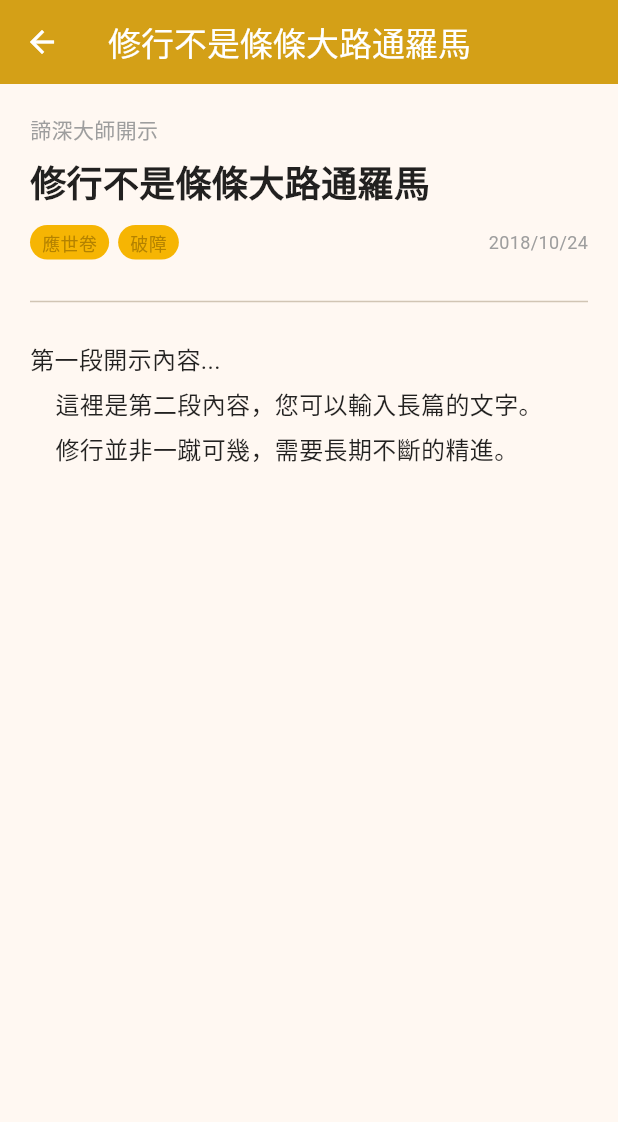
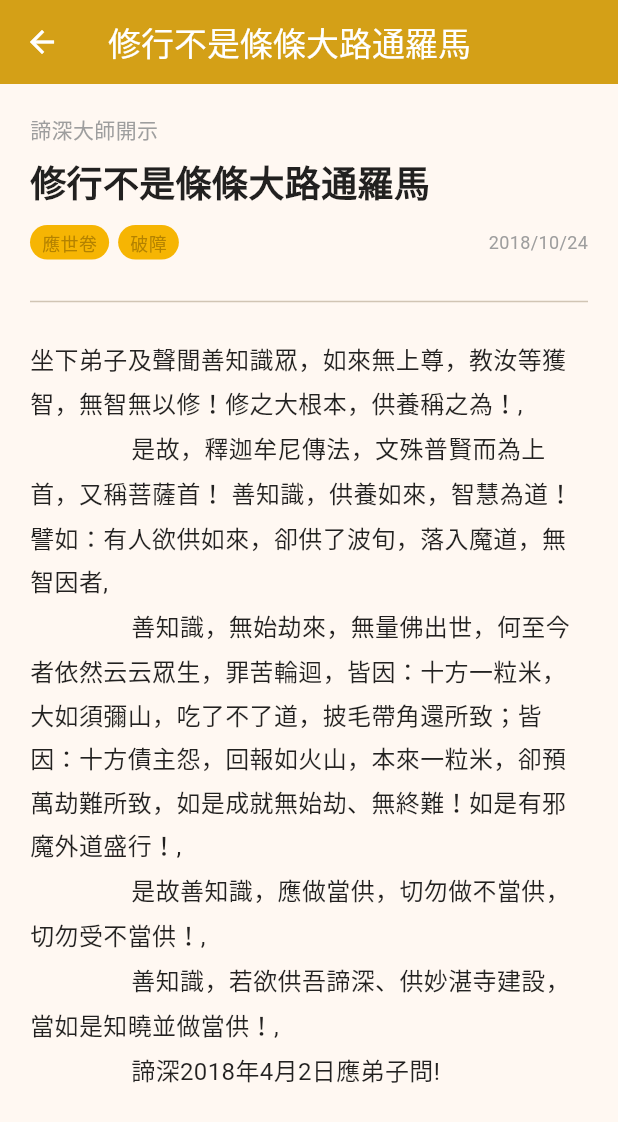
Before and after one commit to lxethanchen-gif/Sumeru_App, a Flutter app: the TeachingDetailPage screen opened directly with sample values from the repository, on a phone screen of 412 x 824 dp. Shown: the top 1122 px of the screen. Run offline on Flutter 3.47's test engine with Material 3 defaults, Android fonts, the phone set to English and light mode, and no system bars; our stand-ins replace youtube_player_flutter; network calls fail.

Commit message:
sixth commit

```diff
--- /dev/null
+++ b/lib/assets/cards.json
@@ -0,0 +1,50 @@
+{
+    "items": [
+        {
+            "id": 1,
+            "title": "智慧供養應當學1",
+            "subtitle": "諦深大師開示",
+            "tag": "應世卷",
+            "subtag": "供養",
+            "date": "2018/04/02",
+            "content": [
+                "坐下弟子及聲聞善知識眾，如來無上尊，教汝等獲智，無智無以修！修之大根本，供養稱之為！",
+                "是故，釋迦牟尼傳法，文殊普賢而為上首，又稱菩薩首！ 善知識，供養如來，智慧為道！譬如：有人欲供如來，卻供了波旬，落入魔道，無智因者！",
+                "善知識，無始劫來，無量佛出世，何至今者依然云云眾生，罪苦輪迴，皆因：十方一粒米，大如須彌山，吃了不了道，披毛帶角還所致；皆因：十方債主怨，回報如火山，本來一粒米，卻預萬劫難所致，如是成就無始劫、無終難！如是有邪魔外道盛行！",
+                "是故善知識，應做當供，切勿做不當供，切勿受不當供！",
+                "善知識，若欲供吾諦深、供妙湛寺建設，當如是知曉並做當供！",
+                "諦深2018年4月2日應弟子問!"
+            ]
+        },
+        {
+            "id": 2,
+            "title": "諦深大師開示：智慧供養應當學2",
+            "tag": "應世卷",
+            "subtag": "供養",
+            "date": "2018/04/02",
+            "content": [
+                "坐下弟子及聲聞善知識眾，如來無上尊，教汝等獲智，無智無以修！修之大根本，供養稱之為！",
+                "是故，釋迦牟尼傳法，文殊普賢而為上首，又稱菩薩首！ 善知識，供養如來，智慧為道！譬如：有人欲供如來，卻供了波旬，落入魔道，無智因者！",
+                "善知識，無始劫來，無量佛出世，何至今者依然云云眾生，罪苦輪迴，皆因：十方一粒米，大如須彌山，吃了不了道，披毛帶角還所致；皆因：十方債主怨，回報如火山，本來一粒米，卻預萬劫難所致，如是成就無始劫、無終難！如是有邪魔外道盛行！",
+                "是故善知識，應做當供，切勿做不當供，切勿受不當供！",
+                "善知識，若欲供吾諦深、供妙湛寺建設，當如是知曉並做當供！",
+                "諦深2018年4月2日應弟子問!"
+            ]
+        },
+        {
+            "id": 3,
+            "title": "諦深大師開示：智慧供養應當學3",
+            "tag": "應世卷",
+            "subtag": "供養",
+            "date": "2018/04/02",
+            "content": [
+                "坐下弟子及聲聞善知識眾，如來無上尊，教汝等獲智，無智無以修！修之大根本，供養稱之為！",
+                "是故，釋迦牟尼傳法，文殊普賢而為上首，又稱菩薩首！ 善知識，供養如來，智慧為道！譬如：有人欲供如來，卻供了波旬，落入魔道，無智因者！",
+                "善知識，無始劫來，無量佛出世，何至今者依然云云眾生，罪苦輪迴，皆因：十方一粒米，大如須彌山，吃了不了道，披毛帶角還所致；皆因：十方債主怨，回報如火山，本來一粒米，卻預萬劫難所致，如是成就無始劫、無終難！如是有邪魔外道盛行！",
+                "是故善知識，應做當供，切勿做不當供，切勿受不當供！",
+                "善知識，若欲供吾諦深、供妙湛寺建設，當如是知曉並做當供！",
+                "諦深2018年4月2日應弟子問!"
+            ]
+        }
+    ]
+}
--- a/lib/pages/data/teachings_data.dart
+++ b/lib/pages/data/teachings_data.dart
@@ -25,10 +25,12 @@ const List<Teaching> teachingsList = [
     tag: '應世卷',
     subTag: '破障',
     date: '2018/10/24',
-    // 使用 ''' 包含長文本，可以保留換行與排版
-    content: '''第一段開示內容...
-    這裡是第二段內容，您可以輸入長篇的文字。
-    修行並非一蹴可幾，需要長期不斷的精進。''',
+    content: '''坐下弟子及聲聞善知識眾，如來無上尊，教汝等獲智，無智無以修！修之大根本，供養稱之為！,
+                是故，釋迦牟尼傳法，文殊普賢而為上首，又稱菩薩首！ 善知識，供養如來，智慧為道！譬如：有人欲供如來，卻供了波旬，落入魔道，無智因者,
+                善知識，無始劫來，無量佛出世，何至今者依然云云眾生，罪苦輪迴，皆因：十方一粒米，大如須彌山，吃了不了道，披毛帶角還所致；皆因：十方債主怨，回報如火山，本來一粒米，卻預萬劫難所致，如是成就無始劫、無終難！如是有邪魔外道盛行！,
+                是故善知識，應做當供，切勿做不當供，切勿受不當供！,
+                善知識，若欲供吾諦深、供妙湛寺建設，當如是知曉並做當供！,
+                諦深2018年4月2日應弟子問!''',
     audioFileName: 'lesson1.mp3',
   ),
   Teaching(
@@ -37,8 +39,12 @@ const List<Teaching> teachingsList = [
     tag: '應世卷',
     subTag: '破障',
     date: '2018/11/15',
-    content: '''修行的真正意義在於內心的轉化和覺悟。
-    透過修行，我們能夠超越自我，達到真正的自由與平靜。''',
+    content: '''坐下弟子及聲聞善知識眾，如來無上尊，教汝等獲智，無智無以修！修之大根本，供養稱之為！,
+                是故，釋迦牟尼傳法，文殊普賢而為上首，又稱菩薩首！ 善知識，供養如來，智慧為道！譬如：有人欲供如來，卻供了波旬，落入魔道，無智因者,
+                善知識，無始劫來，無量佛出世，何至今者依然云云眾生，罪苦輪迴，皆因：十方一粒米，大如須彌山，吃了不了道，披毛帶角還所致；皆因：十方債主怨，回報如火山，本來一粒米，卻預萬劫難所致，如是成就無始劫、無終難！如是有邪魔外道盛行！,
+                是故善知識，應做當供，切勿做不當供，切勿受不當供！,
+                善知識，若欲供吾諦深、供妙湛寺建設，當如是知曉並做當供！,
+                諦深2018年4月2日應弟子問!''',
     audioFileName: 'lesson2.mp3',
   ),
   Teaching(
@@ -48,9 +54,12 @@ const List<Teaching> teachingsList = [
     subTag: '破障',
     date: '2018/10/24',
     // 使用 ''' 包含長文本，可以保留換行與排版
-    content: '''第一段開示內容...
-    這裡是第二段內容，您可以輸入長篇的文字。
-    修行並非一蹴可幾，需要長期不斷的精進。''',
+    content: '''坐下弟子及聲聞善知識眾，如來無上尊，教汝等獲智，無智無以修！修之大根本，供養稱之為！,
+                是故，釋迦牟尼傳法，文殊普賢而為上首，又稱菩薩首！ 善知識，供養如來，智慧為道！譬如：有人欲供如來，卻供了波旬，落入魔道，無智因者,
+                善知識，無始劫來，無量佛出世，何至今者依然云云眾生，罪苦輪迴，皆因：十方一粒米，大如須彌山，吃了不了道，披毛帶角還所致；皆因：十方債主怨，回報如火山，本來一粒米，卻預萬劫難所致，如是成就無始劫、無終難！如是有邪魔外道盛行！,
+                是故善知識，應做當供，切勿做不當供，切勿受不當供！,
+                善知識，若欲供吾諦深、供妙湛寺建設，當如是知曉並做當供！,
+                諦深2018年4月2日應弟子問!''',
     audioFileName: 'lesson1.mp3',
   ),
   Teaching(
@@ -59,8 +68,12 @@ const List<Teaching> teachingsList = [
     tag: '應世卷',
     subTag: '破障',
     date: '2018/11/15',
-    content: '''修行的真正意義在於內心的轉化和覺悟。
-    透過修行，我們能夠超越自我，達到真正的自由與平靜。''',
+    content: '''坐下弟子及聲聞善知識眾，如來無上尊，教汝等獲智，無智無以修！修之大根本，供養稱之為！,
+                是故，釋迦牟尼傳法，文殊普賢而為上首，又稱菩薩首！ 善知識，供養如來，智慧為道！譬如：有人欲供如來，卻供了波旬，落入魔道，無智因者,
+                善知識，無始劫來，無量佛出世，何至今者依然云云眾生，罪苦輪迴，皆因：十方一粒米，大如須彌山，吃了不了道，披毛帶角還所致；皆因：十方債主怨，回報如火山，本來一粒米，卻預萬劫難所致，如是成就無始劫、無終難！如是有邪魔外道盛行！,
+                是故善知識，應做當供，切勿做不當供，切勿受不當供！,
+                善知識，若欲供吾諦深、供妙湛寺建設，當如是知曉並做當供！,
+                諦深2018年4月2日應弟子問!''',
     audioFileName: 'lesson2.mp3',
   ),
   Teaching(
@@ -70,9 +83,12 @@ const List<Teaching> teachingsList = [
     subTag: '破障',
     date: '2018/10/24',
     // 使用 ''' 包含長文本，可以保留換行與排版
-    content: '''第一段開示內容...
-    這裡是第二段內容，您可以輸入長篇的文字。
-    修行並非一蹴可幾，需要長期不斷的精進。''',
+    content: '''坐下弟子及聲聞善知識眾，如來無上尊，教汝等獲智，無智無以修！修之大根本，供養稱之為！,
+                是故，釋迦牟尼傳法，文殊普賢而為上首，又稱菩薩首！ 善知識，供養如來，智慧為道！譬如：有人欲供如來，卻供了波旬，落入魔道，無智因者,
+                善知識，無始劫來，無量佛出世，何至今者依然云云眾生，罪苦輪迴，皆因：十方一粒米，大如須彌山，吃了不了道，披毛帶角還所致；皆因：十方債主怨，回報如火山，本來一粒米，卻預萬劫難所致，如是成就無始劫、無終難！如是有邪魔外道盛行！,
+                是故善知識，應做當供，切勿做不當供，切勿受不當供！,
+                善知識，若欲供吾諦深、供妙湛寺建設，當如是知曉並做當供！,
+                諦深2018年4月2日應弟子問!''',
     audioFileName: 'lesson1.mp3',
   ),
   Teaching(
@@ -81,8 +97,12 @@ const List<Teaching> teachingsList = [
     tag: '應世卷',
     subTag: '破障',
     date: '2018/11/15',
-    content: '''修行的真正意義在於內心的轉化和覺悟。
-    透過修行，我們能夠超越自我，達到真正的自由與平靜。''',
+    content: '''坐下弟子及聲聞善知識眾，如來無上尊，教汝等獲智，無智無以修！修之大根本，供養稱之為！,
+                是故，釋迦牟尼傳法，文殊普賢而為上首，又稱菩薩首！ 善知識，供養如來，智慧為道！譬如：有人欲供如來，卻供了波旬，落入魔道，無智因者,
+                善知識，無始劫來，無量佛出世，何至今者依然云云眾生，罪苦輪迴，皆因：十方一粒米，大如須彌山，吃了不了道，披毛帶角還所致；皆因：十方債主怨，回報如火山，本來一粒米，卻預萬劫難所致，如是成就無始劫、無終難！如是有邪魔外道盛行！,
+                是故善知識，應做當供，切勿做不當供，切勿受不當供！,
+                善知識，若欲供吾諦深、供妙湛寺建設，當如是知曉並做當供！,
+                諦深2018年4月2日應弟子問!''',
     audioFileName: 'lesson2.mp3',
   ),
 ];
```
